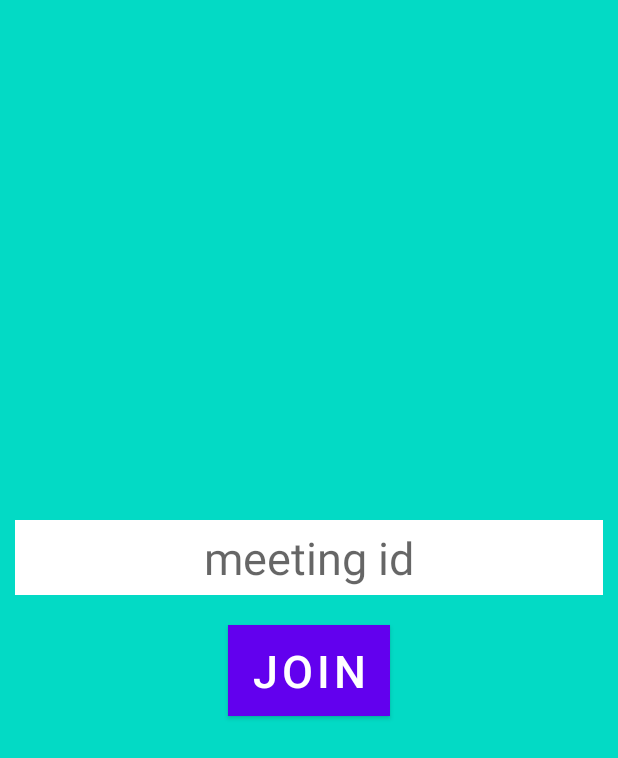
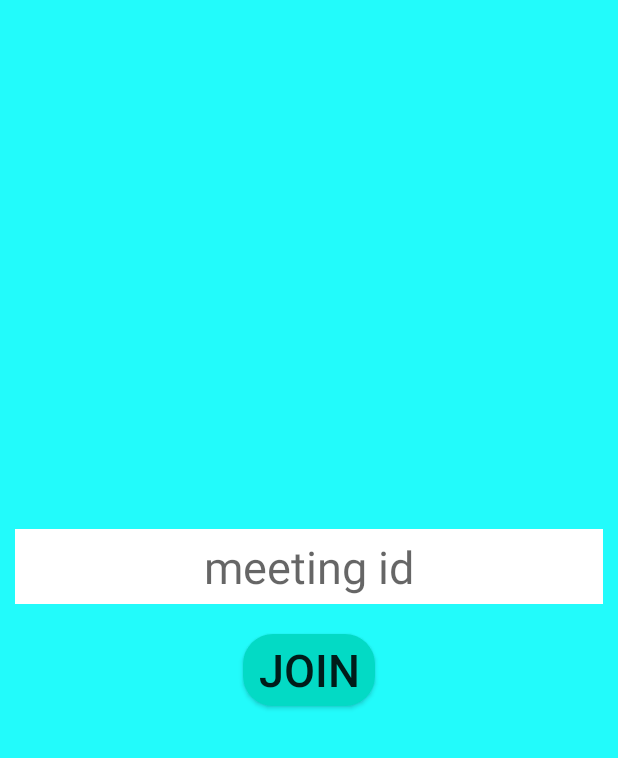
Before and after one commit to priyanshu025/Video-conference-app, an Android app: the layout activity_main.xml on its own in the app's theme, with its tools: preview values and no code run, on a phone screen of 412 x 824 dp. Shown: the top 758 px of the screen. Run offline under Robolectric (Android 15) with nearby library versions, the phone set to English and light mode, and no system bars.

Commit message:
changing layout and hiding keyboard

```diff
--- a/app/src/main/java/com/example/jitsimeet/MainActivity.java
+++ b/app/src/main/java/com/example/jitsimeet/MainActivity.java
@@ -2,8 +2,10 @@ package com.example.jitsimeet;
 
 import androidx.appcompat.app.AppCompatActivity;
 
+import android.content.Context;
 import android.os.Bundle;
 import android.view.View;
+import android.view.inputmethod.InputMethodManager;
 import android.widget.EditText;
 
 import org.jitsi.meet.sdk.JitsiMeet;
@@ -14,11 +16,14 @@ import java.net.MalformedURLException;
 import java.net.URL;
 
 public class MainActivity extends AppCompatActivity {
-
+    EditText editText;
     @Override
     protected void onCreate(Bundle savedInstanceState) {
         super.onCreate(savedInstanceState);
         setContentView(R.layout.activity_main);
+       editText=findViewById(R.id.editText);
+        InputMethodManager mgr=(InputMethodManager)getSystemService(Context.INPUT_METHOD_SERVICE);
+        mgr.hideSoftInputFromWindow(editText.getWindowToken(),0);
 
         try {
             JitsiMeetConferenceOptions options = new JitsiMeetConferenceOptions.Builder()
@@ -30,7 +35,7 @@ public class MainActivity extends AppCompatActivity {
         }
     }
     public void OnButtonClick(View view){
-        EditText editText=findViewById(R.id.editText);
+
         String text=editText.getText().toString();
         if(text.length()>0){
             JitsiMeetConferenceOptions options=new JitsiMeetConferenceOptions.Builder()
--- a/app/src/main/java/com/example/jitsimeet/splashScreen.java
+++ b/app/src/main/java/com/example/jitsimeet/splashScreen.java
@@ -13,7 +13,7 @@ public class splashScreen extends AppCompatActivity {
     protected void onCreate(Bundle savedInstanceState) {
         super.onCreate(savedInstanceState);
         setContentView(R.layout.activity_splash_screen);
-        getSupportActionBar().hide();
+        //getSupportActionBar().hide();
         getWindow().setFlags(WindowManager.LayoutParams.FLAG_FULLSCREEN,WindowManager.LayoutParams.FLAG_FULLSCREEN);
         new Handler().postDelayed(new Runnable() {
             @Override
--- /dev/null
+++ b/app/src/main/res/drawable/btn.xml
@@ -0,0 +1,6 @@
+<?xml version="1.0" encoding="utf-8"?>
+<shape android:shape="rectangle" xmlns:android="http://schemas.android.com/apk/res/android">
+       <solid android:color="@color/teal_200"></solid>
+    <corners android:radius="20dp"></corners>
+
+</shape>
--- a/app/src/main/res/layout/activity_main.xml
+++ b/app/src/main/res/layout/activity_main.xml
@@ -4,33 +4,32 @@
     xmlns:tools="http://schemas.android.com/tools"
     android:layout_width="match_parent"
     android:layout_height="match_parent"
-    android:background="@color/teal_200"
+    android:background="#22FBFB"
+    android:gravity="center_vertical"
     android:orientation="vertical"
-    android:gravity="center_vertical"
     tools:context=".MainActivity">
 
     <EditText
+        android:id="@+id/editText"
         android:layout_width="match_parent"
         android:layout_height="50dp"
         android:layout_marginLeft="10dp"
         android:layout_marginRight="10dp"
         android:background="@color/white"
+        android:gravity="center"
         android:hint="meeting id"
-        android:id="@+id/editText"
-        android:textSize="30sp"
-        android:gravity="center"
-        >
-    </EditText>
+        android:textSize="30sp"></EditText>
+
     <Button
+        android:id="@+id/button"
         android:layout_width="wrap_content"
         android:layout_height="wrap_content"
         android:layout_gravity="center_horizontal"
         android:layout_marginTop="20dp"
+        android:background="@drawable/btn"
+        android:onClick="OnButtonClick"
         android:text="Join"
-        android:background="@color/black"
-        android:textSize="30sp"
-        android:onClick="OnButtonClick"
-        android:id="@+id/button"></Button>
+        android:textSize="30sp"></Button>
 
 
 </LinearLayout>
--- a/app/src/main/res/values/themes.xml
+++ b/app/src/main/res/values/themes.xml
@@ -1,6 +1,6 @@
 <resources xmlns:tools="http://schemas.android.com/tools">
     <!-- Base application theme. -->
-    <style name="Theme.JitsiMeet" parent="Theme.MaterialComponents.DayNight.DarkActionBar">
+    <style name="Theme.JitsiMeet" parent="Theme.AppCompat.Light.NoActionBar">
         <!-- Primary brand color. -->
         <item name="colorPrimary">@color/purple_500</item>
         <item name="colorPrimaryVariant">@color/purple_700</item>
```
